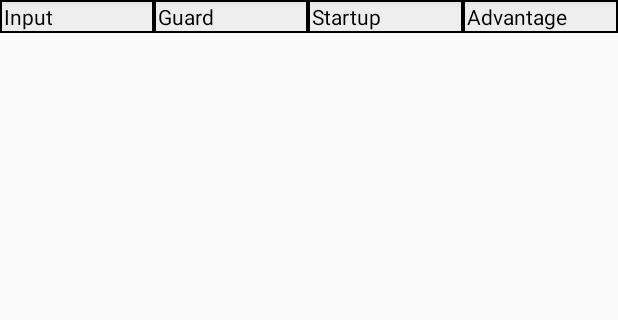
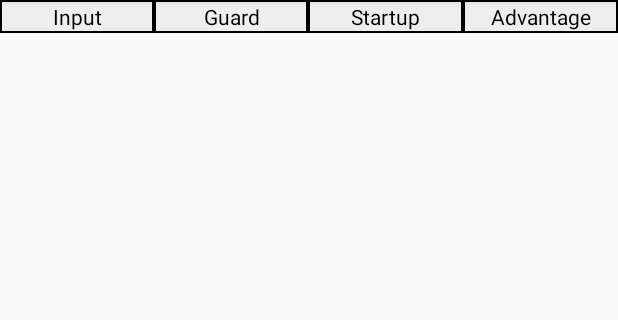
Before and after one commit to dAN0n/GGXrdFrameData, an Android app: the fragment FrameDataFragment shown on its own in the app's theme, on a phone screen of 412 x 824 dp, the part 84-404 px from its top. Run offline under Robolectric (Android 15) with nearby library versions, the phone set to English and light mode, and no system bars; 3 statements that could not run were skipped.

Commit message:
v0.8.2.1 (Debug testing) - Large changes in constant parameters usage - Added 2 useful links in Help - Added horizontal centering in cells - Added 2 additional colors in colors.xml without usage
Know Issues:
- Issue with long freeze on change character with drawer element and screen rotation is not solved

```diff
--- a/app/src/main/java/course/danon/ggxrdframedata/helper/DataBaseHelper.java
+++ b/app/src/main/java/course/danon/ggxrdframedata/helper/DataBaseHelper.java
@@ -5,6 +5,7 @@ import android.database.Cursor;
 import android.database.sqlite.SQLiteDatabase;
 
 import com.readystatesoftware.sqliteasset.SQLiteAssetHelper;
+import static course.danon.ggxrdframedata.helper.DataBaseParams.*;
 
 public class DataBaseHelper extends SQLiteAssetHelper {
     private static final String DATABASE_NAME = "ggxrdfd.db";
@@ -21,8 +22,7 @@ public class DataBaseHelper extends SQLiteAssetHelper {
 
     public int getRowCount(String TableName){
         open();
-        String Selection = "Max(_id)";
-        Cursor c = db.query(TableName, new String[] {Selection}, null, null, null, null, null);
+        Cursor c = db.query(TableName, new String[] {KEY_MAX_ID}, null, null, null, null, null);
         c.moveToFirst();
         return c.getInt(0);
     }
@@ -34,33 +34,74 @@ public class DataBaseHelper extends SQLiteAssetHelper {
 
     public Cursor getPortraitTable(String TableName){
         open();
-        String Selection[] = new String[]{"_id", "Input", "Guard", "Startup", "`Frame Adv.` as Adv", "Type"};
+        String Selection[] = new String[]{
+            KEY_ID,
+            KEY_INPUT,
+            KEY_GUARD,
+            KEY_STARTUP,
+            KEY_FRAME_ADV,
+            KEY_TYPE};
         return db.query(TableName, Selection, null, null, null, null, null);
     }
 
     public Cursor getLandscapeTable(String TableName){
         open();
-        String Selection[] = new String[]{"_id", "Input", "Damage", "Tension", "RISC", "Prorate", "`Attack Lv.` as Attack",
-            "Guard", "Cancel", "RC", "Startup", "Active", "Recovery", "`Frame Adv.` as Adv", "`Inv.` as Inv", "Type"};
+        String Selection[] = new String[]{
+            KEY_ID,
+            KEY_INPUT,
+            KEY_DAMAGE,
+            KEY_TENSION,
+            KEY_RISC,
+            KEY_PRORATE,
+            KEY_ATTACK_LV,
+            KEY_GUARD,
+            KEY_CANCEL,
+            KEY_RC,
+            KEY_STARTUP,
+            KEY_ACTIVE,
+            KEY_RECOVERY,
+            KEY_FRAME_ADV,
+            KEY_INVUL,
+            KEY_TYPE};
         return db.query(TableName, Selection, null, null, null, null, null);
     }
 
 /*    public Cursor getRow(String TableName, String id){
         open();
-        String Selection[] = new String[]{"Input", "Damage", "Tension", "RISC", "Prorate", "`Attack Lv.` as Attack",
-            "Guard", "Cancel", "RC", "Startup", "Active", "Recovery", "`Frame Adv.` as Adv", "`Inv.` as Inv", "Type"};
-        String Where = "_id = ?";
-        Cursor c = db.query(TableName, Selection, Where, new String[]{id}, null, null, null);
-        return c;
+        String Selection[] = new String[]{
+                    KEY_ID,
+                    KEY_INPUT,
+                    KEY_DAMAGE,
+                    KEY_TENSION,
+                    KEY_RISC,
+                    KEY_PRORATE,
+                    KEY_ATTACK_LV,
+                    KEY_GUARD,
+                    KEY_CANCEL,
+                    KEY_RC,
+                    KEY_STARTUP,
+                    KEY_ACTIVE,
+                    KEY_RECOVERY,
+                    KEY_FRAME_ADV,
+                    KEY_INVUL,
+                    KEY_TYPE};
+        return db.query(TableName, Selection, KEY_WHERE_ID_QUESTION, new String[]{id}, null, null, null);
     }*/
 
     public Cursor getCharInfo(String id){
         open();
-        String TableName = "CharSelectIcons";
-        String[] Selection = new String[]{"Char", "FDTableName", "Icon", "`Defense Modifier`", "`Guts Rating`",
-            "`Stun Resistance`", "`Jump Startup`", "`Backdash Time`", "`Backdash Invincibility`", "`IK Activation`"};
-        String Where = "_id = ?";
-        return db.query(TableName, Selection, Where, new String[]{id}, null, null, null);
+        String[] Selection = new String[]{
+            KEY_CHAR,
+            KEY_TABLENAME,
+            KEY_ICON,
+            KEY_DEFENSE_MODIF,
+            KEY_GUTS_RATING,
+            KEY_STUN_RESIST,
+            KEY_JUMP_STARTUP,
+            KEY_BACKDASH_TIME,
+            KEY_BACKDASH_INV,
+            KEY_IK_ACTIV};
+        return db.query(KEY_CHAR_SELECT, Selection, KEY_WHERE_ID_QUESTION, new String[]{id}, null, null, null);
     }
 
     public void close(){
--- a/app/src/main/res/layout-land/table_row.xml
+++ b/app/src/main/res/layout-land/table_row.xml
@@ -13,7 +13,8 @@
         android:layout_weight="1"
         android:layout_margin="1dip"
         android:paddingLeft="1dp"
-        android:paddingRight="1dp"/>
+        android:paddingRight="1dp"
+        android:gravity="center_horizontal"/>
 
     <TextView
         android:layout_width="0dp"
@@ -24,7 +25,8 @@
         android:layout_weight="1"
         android:layout_margin="1dip"
         android:paddingLeft="1dp"
-        android:paddingRight="1dp"/>
+        android:paddingRight="1dp"
+        android:gravity="center_horizontal"/>
 
     <TextView
         android:layout_width="0dp"
@@ -35,7 +37,8 @@
         android:layout_weight="1"
         android:layout_margin="1dip"
         android:paddingLeft="1dp"
-        android:paddingRight="1dp"/>
+        android:paddingRight="1dp"
+        android:gravity="center_horizontal"/>
 
     <TextView
         android:layout_width="0dp"
@@ -46,7 +49,8 @@
         android:layout_weight="1"
         android:layout_margin="1dip"
         android:paddingLeft="1dp"
-        android:paddingRight="1dp"/>
+        android:paddingRight="1dp"
+        android:gravity="center_horizontal"/>
 
     <TextView
         android:layout_width="0dp"
@@ -57,7 +61,8 @@
         android:layout_weight="1"
         android:layout_margin="1dip"
         android:paddingLeft="1dp"
-        android:paddingRight="1dp"/>
+        android:paddingRight="1dp"
+        android:gravity="center_horizontal"/>
 
     <TextView
         android:layout_width="0dp"
@@ -68,7 +73,8 @@
         android:layout_weight="1"
         android:layout_margin="1dip"
         android:paddingLeft="1dp"
-        android:paddingRight="1dp"/>
+        android:paddingRight="1dp"
+        android:gravity="center_horizontal"/>
 
     <TextView
         android:layout_width="0dp"
@@ -79,7 +85,8 @@
         android:layout_weight="1"
         android:layout_margin="1dip"
         android:paddingLeft="1dp"
-        android:paddingRight="1dp"/>
+        android:paddingRight="1dp"
+        android:gravity="center_horizontal"/>
 
     <TextView
         android:layout_width="0dp"
@@ -90,7 +97,8 @@
         android:layout_weight="1"
         android:layout_margin="1dip"
         android:paddingLeft="1dp"
-        android:paddingRight="1dp"/>
+        android:paddingRight="1dp"
+        android:gravity="center_horizontal"/>
 
     <TextView
         android:layout_width="0dp"
@@ -101,7 +109,8 @@
         android:layout_weight="1"
         android:layout_margin="1dip"
         android:paddingLeft="1dp"
-        android:paddingRight="1dp"/>
+        android:paddingRight="1dp"
+        android:gravity="center_horizontal"/>
 
     <TextView
         android:layout_width="0dp"
@@ -112,7 +121,8 @@
         android:layout_weight="1"
         android:layout_margin="1dip"
         android:paddingLeft="1dp"
-        android:paddingRight="1dp"/>
+        android:paddingRight="1dp"
+        android:gravity="center_horizontal"/>
 
     <TextView
         android:layout_width="0dp"
@@ -123,7 +133,8 @@
         android:layout_weight="1"
         android:layout_margin="1dip"
         android:paddingLeft="1dp"
-        android:paddingRight="1dp"/>
+        android:paddingRight="1dp"
+        android:gravity="center_horizontal"/>
 
     <TextView
         android:layout_width="0dp"
@@ -134,7 +145,8 @@
         android:layout_weight="1"
         android:layout_margin="1dip"
         android:paddingLeft="1dp"
-        android:paddingRight="1dp"/>
+        android:paddingRight="1dp"
+        android:gravity="center_horizontal"/>
 
     <TextView
         android:layout_width="0dp"
@@ -145,7 +157,8 @@
         android:layout_weight="1"
         android:layout_margin="1dip"
         android:paddingLeft="1dp"
-        android:paddingRight="1dp"/>
+        android:paddingRight="1dp"
+        android:gravity="center_horizontal"/>
 
     <TextView
         android:layout_width="0dp"
@@ -156,5 +169,6 @@
         android:layout_weight="1"
         android:layout_margin="1dip"
         android:paddingLeft="1dp"
-        android:paddingRight="1dp"/>
+        android:paddingRight="1dp"
+        android:gravity="center_horizontal"/>
 </TableRow>
--- a/app/src/main/res/layout/table_row.xml
+++ b/app/src/main/res/layout/table_row.xml
@@ -13,7 +13,8 @@
         android:layout_weight="1"
         android:layout_margin="1dip"
         android:paddingLeft="1dp"
-        android:paddingRight="1dp"/>
+        android:paddingRight="1dp"
+        android:gravity="center_horizontal"/>
 
     <TextView
         android:layout_width="0dp"
@@ -24,7 +25,8 @@
         android:layout_weight="1"
         android:layout_margin="1dip"
         android:paddingLeft="1dp"
-        android:paddingRight="1dp"/>
+        android:paddingRight="1dp"
+        android:gravity="center_horizontal"/>
 
     <TextView
         android:layout_width="0dp"
@@ -35,7 +37,8 @@
         android:layout_weight="1"
         android:layout_margin="1dip"
         android:paddingLeft="1dp"
-        android:paddingRight="1dp"/>
+        android:paddingRight="1dp"
+        android:gravity="center_horizontal"/>
 
     <TextView
         android:layout_width="0dp"
@@ -46,6 +49,7 @@
         android:layout_weight="1"
         android:layout_margin="1dip"
         android:paddingLeft="1dp"
-        android:paddingRight="1dp"/>
+        android:paddingRight="1dp"
+        android:gravity="center_horizontal"/>
 
 </TableRow>
--- a/app/src/main/res/values/colors.xml
+++ b/app/src/main/res/values/colors.xml
@@ -2,6 +2,8 @@
 <resources>
     <color name="light_row_color">#feee</color>
     <color name="dark_row_color">#fccc</color>
+    <color name="light_grid_row_color">#B0BEC5</color>
+    <color name="dark_grid_row_color">#90A4AE</color>
     <color name="black">#f000</color>
     <color name="white">#ffff</color>
     <color name="invisible">#0000</color>
--- a/app/src/main/res/values/strings.xml
+++ b/app/src/main/res/values/strings.xml
@@ -27,7 +27,9 @@
         For more information look these websites:\n
         <a href="http://www.dustloop.com/wiki/index.php?title=Guilty_Gear_Xrd_-SIGN-">Dustloop Wiki</a> (English)\n\n
         <a href="http://wiki.4gamer.net/ggxrd/">Official Wiki</a> (Japanese)\n\n
-        <a href="http://www.fighting.ru/forum/viewtopic.php?f=14&amp;t=8861">Thread on Fighting.ru</a> (Russian)\n</string>
+        <a href="http://www.fighting.ru/forum/viewtopic.php?f=14&amp;t=8861">Thread on Fighting.ru</a> (Russian)\n\n
+        <a href="http://keeponrockin.meteor.com/Matches/">Matches on arcades in Japan</a>\n\n
+        <a href="http://www.dustloop.com/forums/index.php/page/index.html/_/home/zero-frame-whiplash-throws-in-guilty-gear-r469">Throws in Guilty Gear</a> (English)\n</string>
     <string name="close_button">Close</string>
     <string name="app_name_short" translatable="false">GGXrd Frame Data</string>
     <string name="char_select">Character Select</string>
```
Also changed, not shown: app/src/main/java/course/danon/ggxrdframedata/activity/CharacterFrameDataActivity.java (+23 -16 lines), app/src/main/java/course/danon/ggxrdframedata/activity/MainActivity.java (+8 -11 lines), app/src/main/java/course/danon/ggxrdframedata/fragment/CharPicInfoFragment.java (+11 -9 lines), app/src/main/java/course/danon/ggxrdframedata/fragment/FrameDataFragment.java (+8 -7 lines), app/src/main/java/course/danon/ggxrdframedata/fragment/FrameDataFullFragment.java (+18 -17 lines), app/src/main/java/course/danon/ggxrdframedata/helper/DataBaseParams.java (added, +51 -0 lines), 1 other file.
